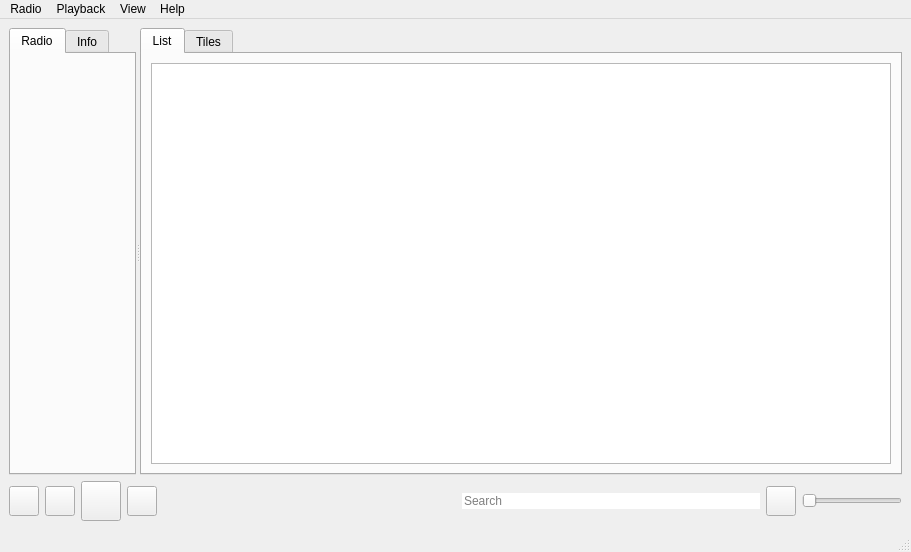
Qt form mainwindow.ui (grzesiekkedzior/TuneScape) before a commit.
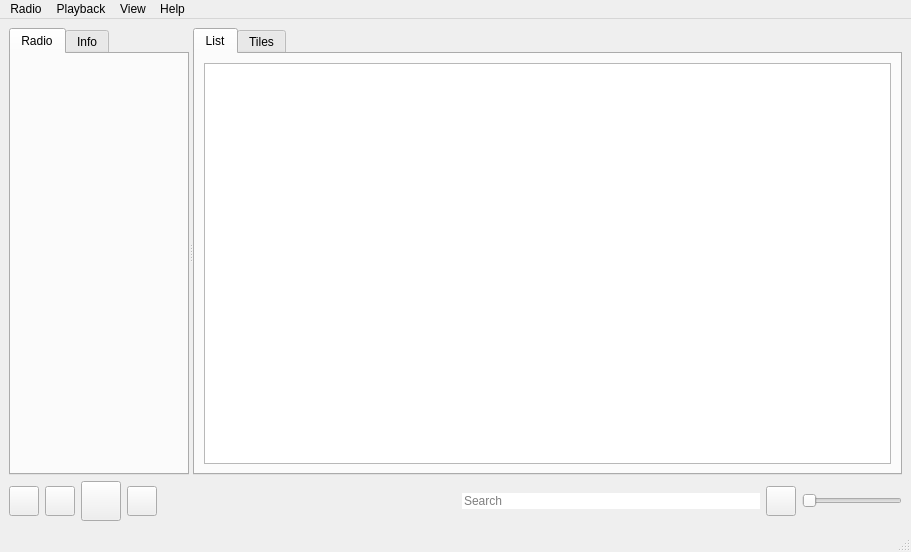
The same form after that commit. Icons and pictures are not drawn.

Commit message: Turn off scrollbar on radio explorer

Patch:
```diff
--- a/mainwindow.ui
+++ b/mainwindow.ui
@@ -53,7 +53,7 @@
        </property>
        <property name="minimumSize">
         <size>
-         <width>0</width>
+         <width>180</width>
          <height>0</height>
         </size>
        </property>
@@ -92,8 +92,8 @@
          <rect>
           <x>0</x>
           <y>0</y>
-          <width>167</width>
-          <height>430</height>
+          <width>180</width>
+          <height>431</height>
          </rect>
         </property>
         <property name="sizePolicy">
@@ -129,6 +129,12 @@
              <verstretch>0</verstretch>
             </sizepolicy>
            </property>
+           <property name="minimumSize">
+            <size>
+             <width>0</width>
+             <height>0</height>
+            </size>
+           </property>
            <property name="maximumSize">
             <size>
              <width>16777215</width>
@@ -147,7 +153,16 @@
            <property name="currentIndex">
             <number>0</number>
            </property>
+           <property name="usesScrollButtons">
+            <bool>true</bool>
+           </property>
            <widget class="QWidget" name="radioTab">
+            <property name="sizePolicy">
+             <sizepolicy hsizetype="Preferred" vsizetype="Preferred">
+              <horstretch>0</horstretch>
+              <verstretch>0</verstretch>
+             </sizepolicy>
+            </property>
             <attribute name="title">
              <string>Radio</string>
             </attribute>
@@ -163,6 +178,12 @@
                  <verstretch>0</verstretch>
                 </sizepolicy>
                </property>
+               <property name="minimumSize">
+                <size>
+                 <width>0</width>
+                 <height>0</height>
+                </size>
+               </property>
                <property name="styleSheet">
                 <string notr="true">background-color: transparent;</string>
                </property>
@@ -172,6 +193,9 @@
                <property name="lineWidth">
                 <number>1</number>
                </property>
+               <property name="verticalScrollBarPolicy">
+                <enum>Qt::ScrollBarAlwaysOff</enum>
+               </property>
                <property name="sizeAdjustPolicy">
                 <enum>QAbstractScrollArea::AdjustToContentsOnFirstShow</enum>
                </property>
@@ -234,8 +258,8 @@
          <rect>
           <x>0</x>
           <y>0</y>
-          <width>716</width>
-          <height>430</height>
+          <width>704</width>
+          <height>431</height>
          </rect>
         </property>
         <property name="sizePolicy">
```
Left out of the diff: 2 changed lines with no effect on the pictures.
